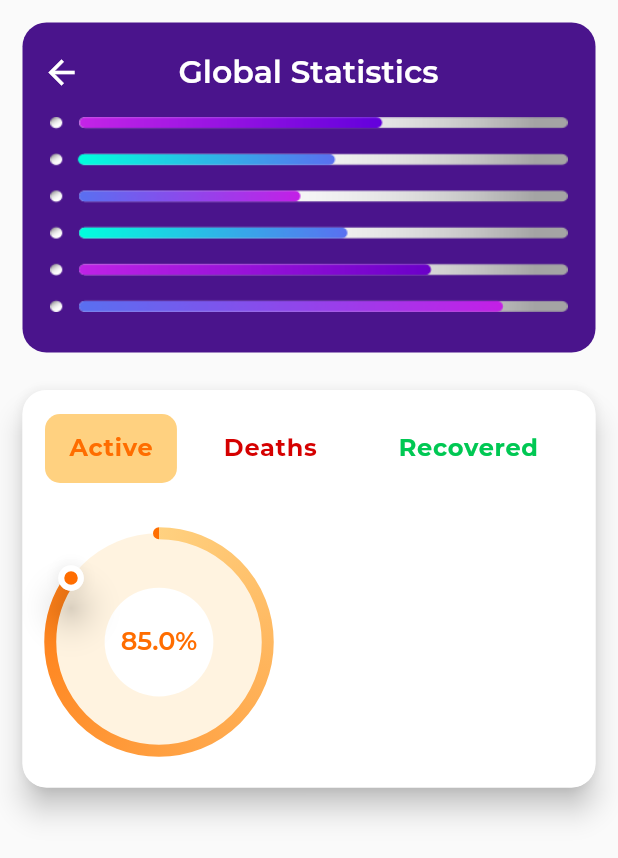
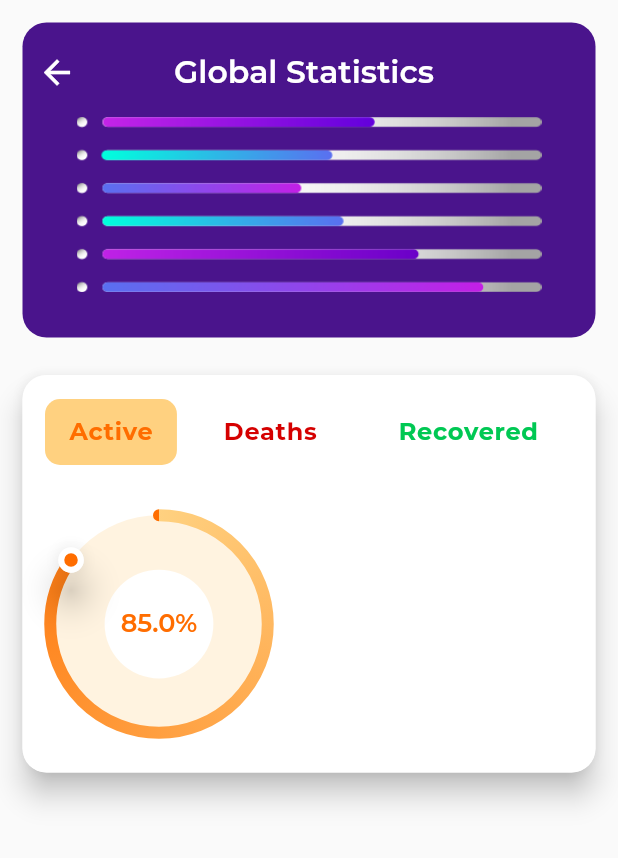
Before and after one commit to arafaysaleem/covid_tracker, a Flutter app: the WorldStatScreen screen opened directly, on a phone screen of 412 x 824 dp. Shown: the top 858 px of the screen. Run offline on Flutter 3.47's test engine with Material 2 defaults, Android fonts, the phone set to English and light mode, and no system bars; our stand-ins replace cached_network_image, carousel_slider, smooth_page_indicator, webview_flutter.

Commit message:
made case type container responsive

```diff
--- a/lib/screens/stats_dashboard_screens/world_stat.dart
+++ b/lib/screens/stats_dashboard_screens/world_stat.dart
@@ -13,8 +13,8 @@ class _WorldStatScreenState extends State<WorldStatScreen> {
   CaseType _caseType;
   Color startClr, endClr, bgClr;
   double progress;
-  Duration caseTypeDuration=Duration(milliseconds: 400);
-  Curve caseTypeCurve=Curves.ease;
+  Duration caseTypeDuration = Duration(milliseconds: 400);
+  Curve caseTypeCurve = Curves.ease;
 
   void updateRadialDial() {
     if (_caseType == CaseType.ACTIVE) {
@@ -56,16 +56,17 @@ class _WorldStatScreenState extends State<WorldStatScreen> {
                 decoration: BoxDecoration(
                     color: Colors.purple[900],
                     borderRadius: BorderRadius.circular(16)),
-                height: 220,
-                padding: EdgeInsets.fromLTRB(10, 20, 10, 20),
+                height: MediaQuery.of(context).size.width>360.0? 210: 200,
+                padding: EdgeInsets.fromLTRB(10, 20, 10, 0),
                 child: Column(
                   children: <Widget>[
                     //Back Arrow And Title
                     Row(
+                      mainAxisAlignment: MainAxisAlignment.start,
                       crossAxisAlignment: CrossAxisAlignment.start,
                       children: <Widget>[
                         SizedBox(
-                          width: 3,
+                          width: 0,
                         ),
 
                         //Back Arrow
@@ -101,7 +102,7 @@ class _WorldStatScreenState extends State<WorldStatScreen> {
                     //Stats Image
                     Container(
                       child: Image(
-                        height: 130,
+                        width: MediaQuery.of(context).size.width>360.0? 310: 300,
                         fit: BoxFit.fitWidth,
                         image: AssetImage("assets/stats/global_stats.png"),
                       ),
@@ -124,7 +125,7 @@ class _WorldStatScreenState extends State<WorldStatScreen> {
                       borderRadius: BorderRadius.circular(16)),
                   height: 265,
                   width: MediaQuery.of(context).size.width,
-                  padding: EdgeInsets.symmetric(vertical: 16, horizontal: 10),
+                  padding: EdgeInsets.fromLTRB(10, 16, 10, 16),
                   child: Column(
                     mainAxisAlignment: MainAxisAlignment.start,
                     crossAxisAlignment: CrossAxisAlignment.start,
@@ -147,10 +148,14 @@ class _WorldStatScreenState extends State<WorldStatScreen> {
                                 duration: caseTypeDuration,
                                 curve: caseTypeCurve,
                                 decoration: BoxDecoration(
-                                    color: _caseType==CaseType.ACTIVE? Colors.orangeAccent[100]: Colors.white,
+                                    color: _caseType == CaseType.ACTIVE
+                                        ? Colors.orangeAccent[100]
+                                        : Colors.white,
                                     borderRadius: BorderRadius.circular(10)),
                                 padding: EdgeInsets.symmetric(
-                                    horizontal: 16, vertical: 13),
+                                  horizontal: MediaQuery.of(context).size.width>360.0? 16: 14,
+                                  vertical: 12,
+                                ),
                                 child: Center(
                                   child: Text(
                                     "Active",
@@ -167,7 +172,9 @@ class _WorldStatScreenState extends State<WorldStatScreen> {
                             ),
 
                             SizedBox(
-                              width: 15,
+                              width: MediaQuery.of(context).size.width > 360.0
+                                  ? 15
+                                  : 6,
                             ),
 
                             //Deaths
@@ -182,10 +189,17 @@ class _WorldStatScreenState extends State<WorldStatScreen> {
                                 duration: caseTypeDuration,
                                 curve: caseTypeCurve,
                                 decoration: BoxDecoration(
-                                    color: _caseType==CaseType.DEATHS?Color(0xffffc8c4):Colors.white,
+                                    color: _caseType == CaseType.DEATHS
+                                        ? Color(0xffffc8c4)
+                                        : Colors.white,
                                     borderRadius: BorderRadius.circular(10)),
                                 padding: EdgeInsets.symmetric(
-                                    horizontal: 16, vertical: 13),
+                                  horizontal:
+                                      MediaQuery.of(context).size.width > 360.0
+                                          ? 16
+                                          : 14,
+                                  vertical: 12,
+                                ),
                                 child: Center(
                                   child: Text(
                                     "Deaths",
@@ -202,7 +216,9 @@ class _WorldStatScreenState extends State<WorldStatScreen> {
                             ),
 
                             SizedBox(
-                              width: 15,
+                              width: MediaQuery.of(context).size.width > 360.0
+                                  ? 15
+                                  : 6,
                             ),
 
                             //Recoveries
@@ -218,10 +234,13 @@ class _WorldStatScreenState extends State<WorldStatScreen> {
                                   curve: caseTypeCurve,
                                   duration: caseTypeDuration,
                                   decoration: BoxDecoration(
-                                      color: _caseType==CaseType.RECOVERED?Color(0xffdbffe5):Colors.white,
+                                      color: _caseType == CaseType.RECOVERED
+                                          ? Color(0xffdbffe5)
+                                          : Colors.white,
                                       borderRadius: BorderRadius.circular(10)),
                                   padding: EdgeInsets.symmetric(
-                                      horizontal: 12, vertical: 13),
+                                    vertical: 12,
+                                  ),
                                   child: Center(
                                     child: Text(
                                       "Recovered",
--- a/lib/screens/virus_details_page.dart
+++ b/lib/screens/virus_details_page.dart
@@ -123,6 +123,7 @@ class VirusDetailsScreen extends StatelessWidget {
               child: Padding(
                 padding: const EdgeInsets.fromLTRB(25, 20, 25, 0),
                 child: ListView.builder(
+                    physics: BouncingScrollPhysics(),
                     padding: EdgeInsets.all(0),
                     scrollDirection: Axis.vertical,
                     itemCount: details.length,
--- a/lib/widgets/radial_progress.dart
+++ b/lib/widgets/radial_progress.dart
@@ -72,7 +72,8 @@ class _RadialProgressState extends State<RadialProgress> with TickerProviderStat
                 width: 145.0,
                 padding: EdgeInsets.all(40.0),
                 child: AnimatedOpacity(
-                  opacity: double.parse(getPercent()) > 5.0 ? 1.0 : 0.0,
+                  curve: Curves.fastLinearToSlowEaseIn,
+                  opacity: double.parse(getPercent()) > 13.0 ? 1.0 : 0.0,
                   duration: fadeInDuration,
                   child: Center(
                     child: Text(
@@ -93,6 +94,8 @@ class _RadialProgressState extends State<RadialProgress> with TickerProviderStat
                 bgClr: widget.bgClr,
               ),
             ),
+
+            //Slider head
             Positioned.fill(
               child: Align(
                 alignment: Alignment(
```
